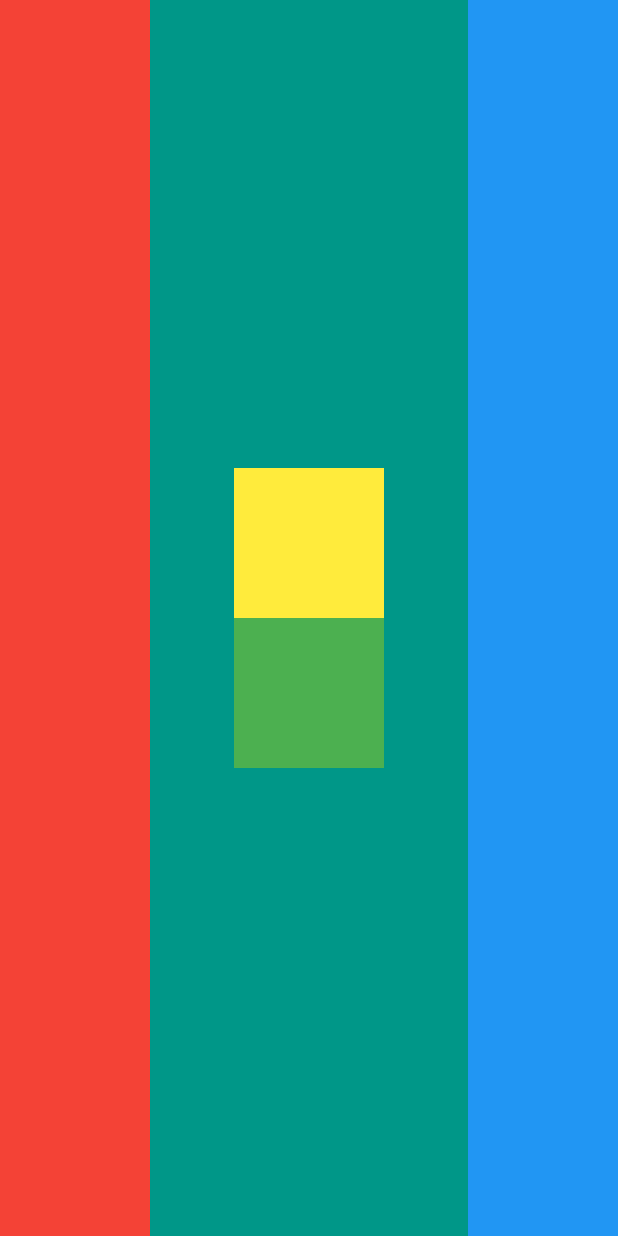
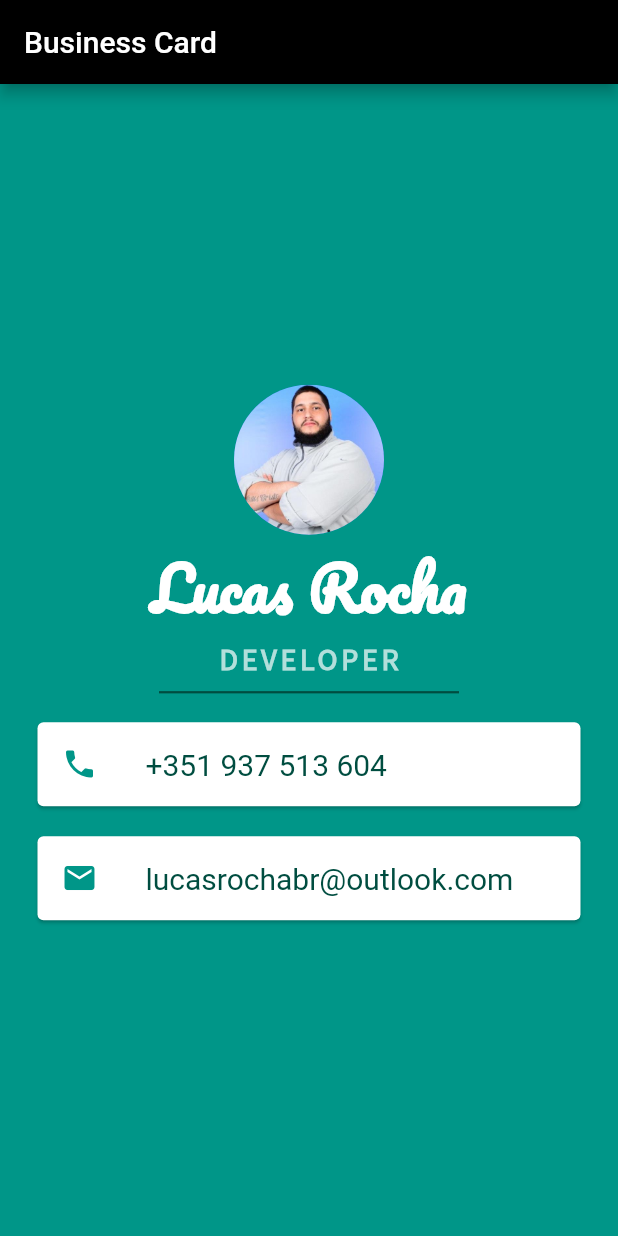
Before and after one commit to lucascudo/learning_flutter, a Flutter app: the screen it shows after launch, on a phone screen of 412 x 824 dp. Run offline on Flutter 3.47's test engine with Material 2 defaults, Android fonts, the phone set to English and light mode, and no system bars.

Commit message:
finish lesson 3

```diff
--- a/03_mi_card/lib/main.dart
+++ b/03_mi_card/lib/main.dart
@@ -1,41 +1,120 @@
+import 'package:flutter/cupertino.dart';
 import 'package:flutter/material.dart';
+import 'package:url_launcher/url_launcher.dart';
 
 void main() {
   runApp(MyApp());
 }
 
 class MyApp extends StatelessWidget {
+  static const String PHONE = '+351 937 513 604';
+  static const String EMAIL = 'lucasrochabr@outlook.com';
+
   @override
   Widget build(BuildContext context) {
     return MaterialApp(
       home: Scaffold(
         backgroundColor: Colors.teal,
+        appBar: AppBar(
+          title: Text('Business Card'),
+          backgroundColor: Colors.black,
+        ),
         body: SafeArea(
-          child: Row(
-            mainAxisAlignment: MainAxisAlignment.spaceBetween,
+          child: Column(
+            mainAxisAlignment: MainAxisAlignment.center,
             children: <Widget>[
-              Container(
-                width: 100,
-                color: Colors.red,
+              CircleAvatar(
+                radius: 50,
+                backgroundImage: AssetImage('images/avatar.jpg'),
               ),
-              Column(
-                mainAxisAlignment: MainAxisAlignment.center,
-                children: <Widget>[
-                  Container(
-                    width: 100,
-                    height: 100,
-                    color: Colors.yellow,
+              Text(
+                'Lucas Rocha',
+                style: TextStyle(
+                  color: Colors.white,
+                  fontFamily: 'Pacifico',
+                  fontWeight: FontWeight.bold,
+                  fontSize: 40,
+                ),
+              ),
+              Text(
+                'Developer'.toUpperCase(),
+                style: TextStyle(
+                  color: Colors.teal[100],
+                  fontFamily: 'Source Sans Pro',
+                  fontSize: 20,
+                  letterSpacing: 2.5,
+                  fontWeight: FontWeight.bold,
+                ),
+              ),
+              SizedBox(
+                height: 20,
+                width: 200,
+                child: Divider(
+                  color: Colors.teal[900],
+                  thickness: 1.5,
+                ),
+              ),
+              GestureDetector(
+                onTap: () async {
+                  final url = 'tel:' + PHONE;
+                  if (await canLaunch(url)) {
+                    await launch(
+                      url,
+                      forceSafariVC: false,
+                    );
+                  }
+                },
+                child: Card(
+                  color: Colors.white,
+                  margin: EdgeInsets.symmetric(
+                    vertical: 10,
+                    horizontal: 25,
                   ),
-                  Container(
-                    width: 100,
-                    height: 100,
-                    color: Colors.green,
-                  )
-                ],
+                  child: ListTile(
+                    leading: Icon(
+                      Icons.phone,
+                      color: Colors.teal,
+                    ),
+                    title: Text(
+                      PHONE,
+                      style: TextStyle(
+                        color: Colors.teal[900],
+                        fontSize: 20,
+                      ),
+                    ),
+                  ),
+                ),
               ),
-              Container(
-                width: 100,
-                color: Colors.blue,
+              GestureDetector(
+                onTap: () async {
+                  final url = 'mailto:' + EMAIL;
+                  if (await canLaunch(url)) {
+                    await launch(
+                      url,
+                      forceSafariVC: false,
+                    );
+                  }
+                },
+                child: Card(
+                  color: Colors.white,
+                  margin: EdgeInsets.symmetric(
+                    vertical: 10,
+                    horizontal: 25,
+                  ),
+                  child: ListTile(
+                    leading: Icon(
+                      Icons.email,
+                      color: Colors.teal,
+                    ),
+                    title: Text(
+                      EMAIL,
+                      style: TextStyle(
+                        color: Colors.teal[900],
+                        fontSize: 20,
+                      ),
+                    ),
+                  ),
+                ),
               ),
             ],
           ),
```
Also changed, not shown: 03_mi_card/pubspec.yaml (+12 -54 lines), 03_mi_card/fonts/Pacifico-Regular.ttf (added), 03_mi_card/fonts/SourceSansPro-Italic.ttf (added), 03_mi_card/fonts/SourceSansPro-Regular.ttf (added), 03_mi_card/images/avatar.jpg (added), 1 other file.
